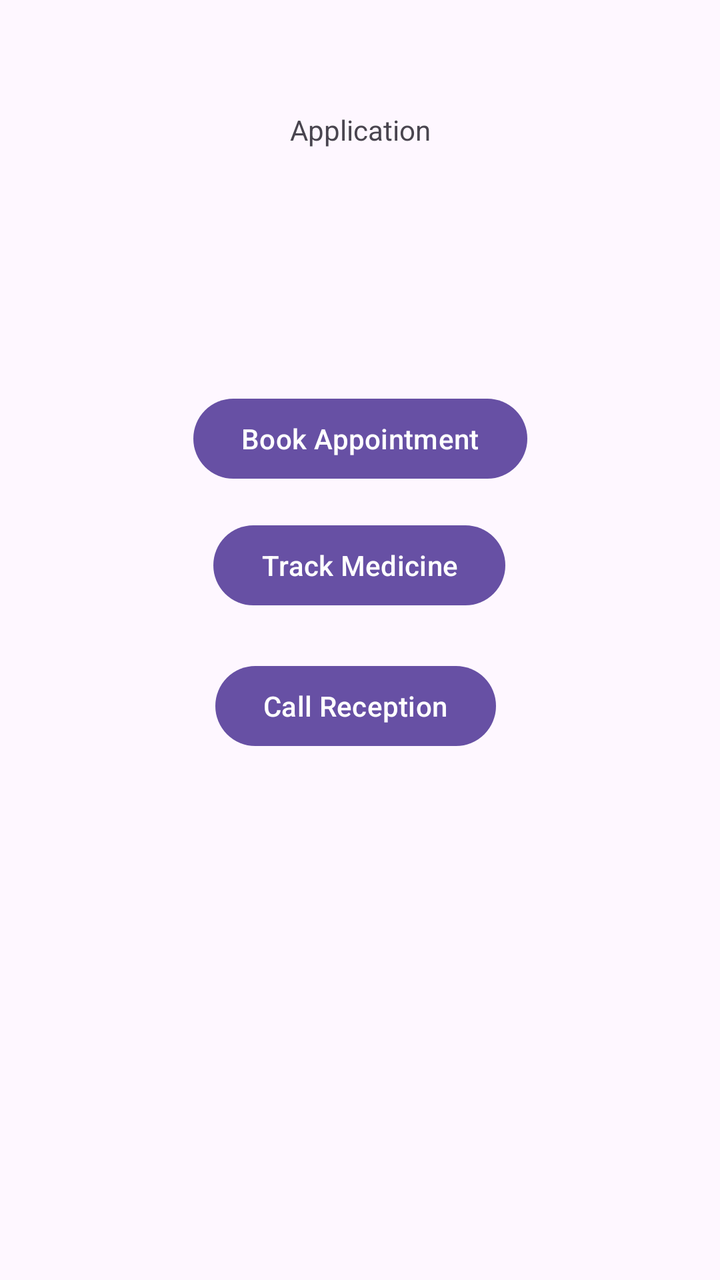
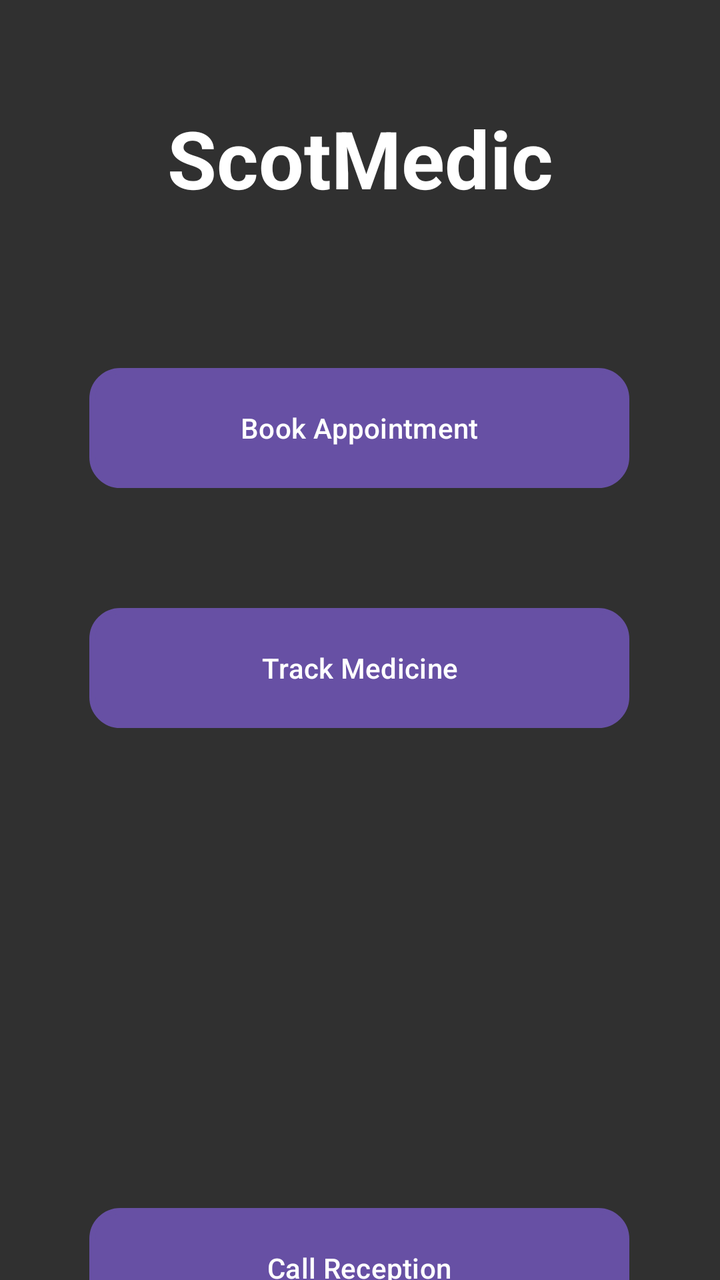

The first picture is an Android layout as it rendered before a commit; the second is the same layout after the commit. The layout source and the unified diff follow.
<!-- AndroidManifest.xml: application theme Theme.Application -->
<!-- res/layout/activity_main.xml -->
<?xml version="1.0" encoding="utf-8"?>
<androidx.constraintlayout.widget.ConstraintLayout xmlns:android="http://schemas.android.com/apk/res/android"
    xmlns:app="http://schemas.android.com/apk/res-auto"
    xmlns:tools="http://schemas.android.com/tools"
    android:id="@+id/main"
    android:layout_width="match_parent"
    android:layout_height="match_parent"
    tools:context=".MainActivity">

    <TextView
        android:id="@+id/textView"
        android:layout_width="wrap_content"
        android:layout_height="wrap_content"
        android:text="@string/app_name"
        app:layout_constraintBottom_toBottomOf="parent"
        app:layout_constraintEnd_toEndOf="parent"
        app:layout_constraintStart_toStartOf="parent"
        app:layout_constraintTop_toTopOf="parent"
        app:layout_constraintVertical_bias="0.089" />

    <Button
        android:id="@+id/buttonBook"
        android:layout_width="wrap_content"
        android:layout_height="wrap_content"
        android:text="@string/book_appointment"
        app:layout_constraintBottom_toBottomOf="parent"
        app:layout_constraintEnd_toEndOf="parent"
        app:layout_constraintStart_toStartOf="parent"
        app:layout_constraintTop_toTopOf="parent"
        app:layout_constraintVertical_bias="0.33" />

    <Button
        android:id="@+id/buttonMedicine"
        android:layout_width="wrap_content"
        android:layout_height="wrap_content"
        android:text="@string/track_medicine"
        app:layout_constraintBottom_toBottomOf="parent"
        app:layout_constraintEnd_toEndOf="parent"
        app:layout_constraintHorizontal_bias="0.498"
        app:layout_constraintStart_toStartOf="parent"
        app:layout_constraintTop_toTopOf="parent"
        app:layout_constraintVertical_bias="0.437" />

    <Button
        android:id="@+id/buttonCall"
        android:layout_width="wrap_content"
        android:layout_height="wrap_content"
        android:text="@string/call_reception"
        app:layout_constraintBottom_toBottomOf="parent"
        app:layout_constraintEnd_toEndOf="parent"
        app:layout_constraintHorizontal_bias="0.49"
        app:layout_constraintStart_toStartOf="parent"
        app:layout_constraintTop_toTopOf="parent"
        app:layout_constraintVertical_bias="0.556" />

</androidx.constraintlayout.widget.ConstraintLayout>
<!-- resources referenced by this layout -->
<resources>
  <string name="app_name">Application</string>
  <string name="book_appointment">Book Appointment</string>
  <string name="call_reception">Call Reception</string>
  <string name="track_medicine">Track Medicine</string>
  <style name="Theme.Application" parent="Base.Theme.Application" />
  <style name="Base.Theme.Application" parent="Theme.Material3.DayNight.NoActionBar">
          
          
      </style>
</resources>

<!-- the commit's change to res/layout/activity_main.xml (unified diff, before → after) -->
@@ -5,6 +5,7 @@
     android:id="@+id/main"
     android:layout_width="match_parent"
     android:layout_height="match_parent"
+    android:background="@color/dark_grey"
     tools:context=".MainActivity">
 
     <TextView
@@ -12,45 +13,60 @@
         android:layout_width="wrap_content"
         android:layout_height="wrap_content"
         android:text="@string/app_name"
+        android:textColor="@color/white"
+        android:textSize="40sp"
+        android:textStyle="bold"
+        android:gravity="center"
         app:layout_constraintBottom_toBottomOf="parent"
         app:layout_constraintEnd_toEndOf="parent"
         app:layout_constraintStart_toStartOf="parent"
         app:layout_constraintTop_toTopOf="parent"
         app:layout_constraintVertical_bias="0.089" />
 
-    <Button
-        android:id="@+id/buttonBook"
-        android:layout_width="wrap_content"
-        android:layout_height="wrap_content"
-        android:text="@string/book_appointment"
-        app:layout_constraintBottom_toBottomOf="parent"
+    <LinearLayout
+        android:layout_width="374dp"
+        android:layout_height="531dp"
+        android:layout_marginTop="184dp"
+        android:orientation="vertical"
         app:layout_constraintEnd_toEndOf="parent"
+        app:layout_constraintHorizontal_bias="0.567"
         app:layout_constraintStart_toStartOf="parent"
-        app:layout_constraintTop_toTopOf="parent"
-        app:layout_constraintVertical_bias="0.33" />
+        app:layout_constraintTop_toTopOf="parent">
 
-    <Button
-        android:id="@+id/buttonMedicine"
-        android:layout_width="wrap_content"
-        android:layout_height="wrap_content"
-        android:text="@string/track_medicine"
-        app:layout_constraintBottom_toBottomOf="parent"
-        app:layout_constraintEnd_toEndOf="parent"
-        app:layout_constraintHorizontal_bias="0.498"
-        app:layout_constraintStart_toStartOf="parent"
-        app:layout_constraintTop_toTopOf="parent"
-        app:layout_constraintVertical_bias="0.437" />
+        <Button
+            android:id="@+id/buttonBook"
+            android:layout_width="wrap_content"
+            android:layout_height="wrap_content"
+            android:layout_gravity="center"
+            android:background="@drawable/buttonshape"
+            android:backgroundTint="@null"
+            android:text="@string/book_appointment" />
 
-    <Button
-        android:id="@+id/buttonCall"
-        android:layout_width="wrap_content"
-        android:layout_height="wrap_content"
-        android:text="@string/call_reception"
-        app:layout_constraintBottom_toBottomOf="parent"
-        app:layout_constraintEnd_toEndOf="parent"
-        app:layout_constraintHorizontal_bias="0.49"
-        app:layout_constraintStart_toStartOf="parent"
-        app:layout_constraintTop_toTopOf="parent"
-        app:layout_constraintVertical_bias="0.556" />
+        <Space
+            android:layout_width="match_parent"
+            android:layout_height="60dp" />
+
+        <Button
+            android:id="@+id/buttonMedicine"
+            android:layout_width="wrap_content"
+            android:layout_height="wrap_content"
+            android:layout_gravity="center"
+            android:background="@drawable/buttonshape"
+            android:backgroundTint="@null"
+            android:text="@string/track_medicine" />
+
+        <Space
+            android:layout_width="match_parent"
+            android:layout_height="240dp" />
+
+        <Button
+            android:id="@+id/buttonCall"
+            android:layout_width="wrap_content"
+            android:layout_height="wrap_content"
+            android:layout_gravity="center"
+            android:background="@drawable/buttonshape"
+            android:backgroundTint="@null"
+            android:text="@string/call_reception" />
+    </LinearLayout>
 
 </androidx.constraintlayout.widget.ConstraintLayout>
<!-- resource entries referenced after the edit -->
@@ -1,6 +1,32 @@
 <!-- resources referenced by this layout -->
 <resources>
-  <string name="app_name">Application</string>
+  <color name="dark_grey">#FF303030</color>
+  <color name="white">#FFFFFFFF</color>
+  <!-- drawable buttonshape (drawable) -->
+  <?xml version="1.0" encoding="utf-8"?>
+  <shape xmlns:android="http://schemas.android.com/apk/res/android" android:shape="rectangle" >
+      <corners
+          android:radius="14dp"
+          />
+      <solid
+          android:color="#1D9D37"
+          />
+      <padding
+          android:left="0dp"
+          android:top="0dp"
+          android:right="0dp"
+          android:bottom="0dp"
+          />
+      <size
+          android:width="270dp"
+          android:height="60dp"
+          />
+      <stroke
+          android:width="3dp"
+          android:color="#878787"
+          />
+  </shape>
+  <string name="app_name">ScotMedic</string>
   <string name="book_appointment">Book Appointment</string>
   <string name="call_reception">Call Reception</string>
   <string name="track_medicine">Track Medicine</string>
@@ -8,6 +34,10 @@
   <style name="Base.Theme.Application" parent="Theme.Material3.DayNight.NoActionBar">
           
           
+          
+          <item name="android:windowBackground">@color/dark_grey</item>
+          <item name="android:windowLightStatusBar">false</item>
+          <item name="android:windowLightNavigationBar" tools:targetApi="27">false</item>
       </style>
 </resources>
 
